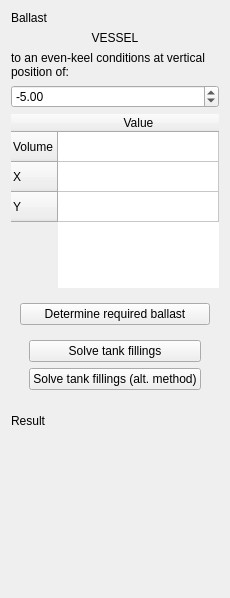
This is guis/widget_ballastsolver.ui in RubendeBruin/DAVE as Qt 5 draws it before an edit. The edited form follows.
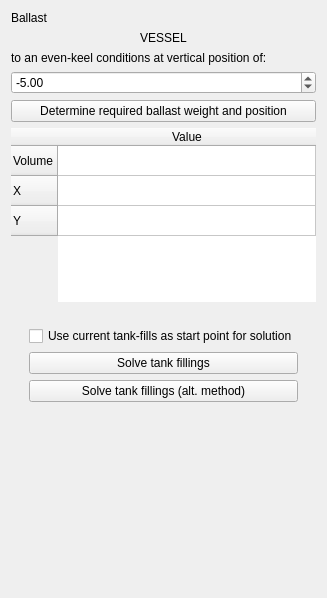
This is the edited form.

Patch:
```diff
--- a/guis/widget_ballastsolver.ui
+++ b/guis/widget_ballastsolver.ui
@@ -6,7 +6,7 @@
    <rect>
     <x>0</x>
     <y>0</y>
-    <width>207</width>
+    <width>219</width>
     <height>598</height>
    </rect>
   </property>
@@ -66,6 +66,13 @@
      </property>
     </widget>
    </item>
+   <item>
+    <widget class="QPushButton" name="pushButton">
+     <property name="text">
+      <string>Determine required ballast weight and position</string>
+     </property>
+    </widget>
+   </item>
    <item>
     <widget class="QTableWidget" name="tableWidget">
      <property name="sizePolicy">
@@ -147,16 +154,16 @@
    <item>
     <widget class="QWidget" name="widget" native="true">
      <layout class="QGridLayout" name="gridLayout">
-      <item row="0" column="0" colspan="2">
-       <widget class="QPushButton" name="pushButton">
-        <property name="text">
-         <string>Determine required ballast</string>
-        </property>
-       </widget>
-      </item>
       <item row="1" column="0" colspan="2">
        <widget class="QWidget" name="widget_2" native="true">
         <layout class="QVBoxLayout" name="verticalLayout_2">
+         <item>
+          <widget class="QCheckBox" name="cbUseCurrentFills">
+           <property name="text">
+            <string>Use current tank-fills as start point for solution</string>
+           </property>
+          </widget>
+         </item>
          <item>
           <widget class="QPushButton" name="pushButton_2">
            <property name="text">
@@ -177,13 +184,6 @@
      </layout>
     </widget>
    </item>
-   <item>
-    <widget class="QLabel" name="label_5">
-     <property name="text">
-      <string>Result</string>
-     </property>
-    </widget>
-   </item>
    <item>
     <spacer name="verticalSpacer">
      <property name="orientation">
```
